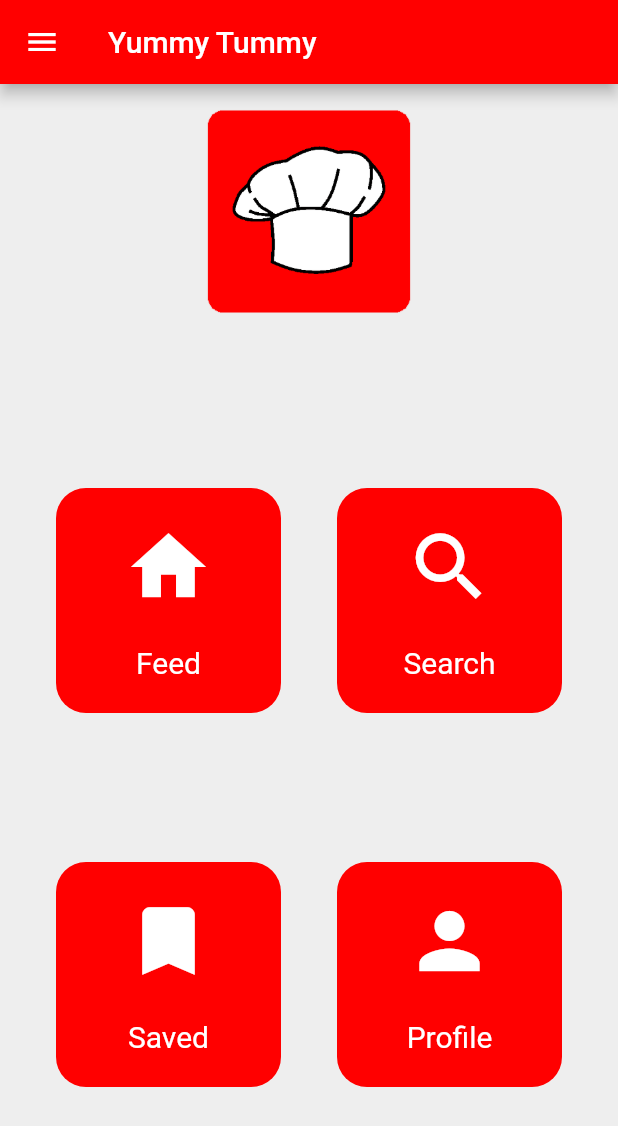
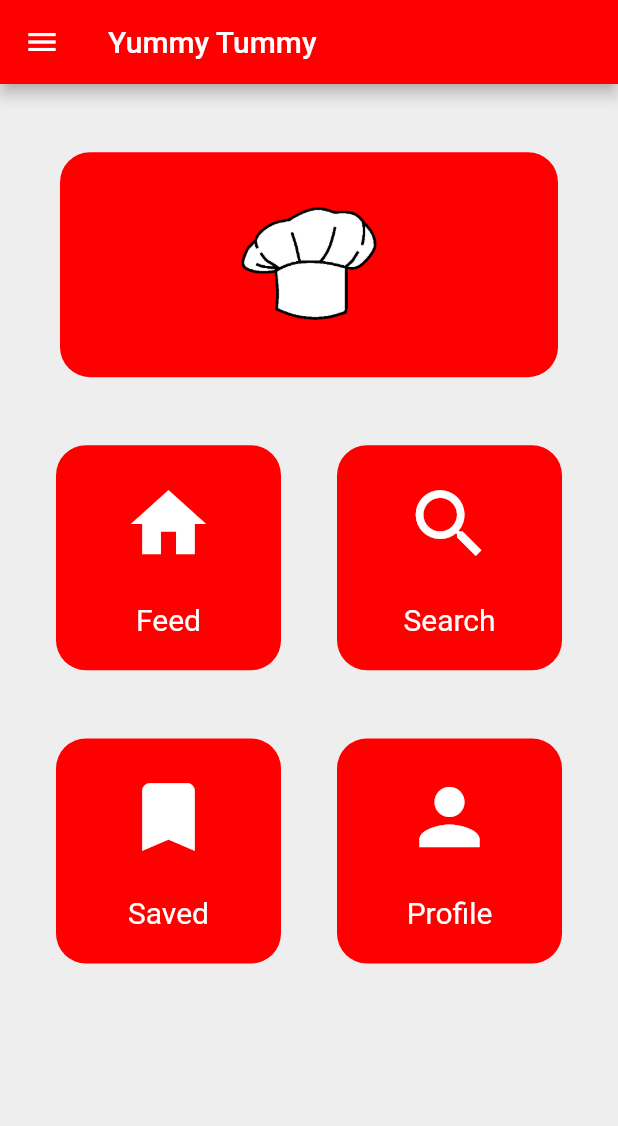
Before and after one commit to MichielProost/Perfect-Plate, a Flutter app: the screen it shows after launch, on a phone screen of 412 x 824 dp. Shown: the top 1126 px of the screen. Run offline on Flutter 3.47's test engine with Material 2 defaults, Android fonts, the phone set to English and light mode, and no system bars; our stand-ins replace cloud_firestore, firebase_auth, firebase_storage, google_sign_in, image_picker; missing offline and left inert: flutter_auth_buttons; accounts and stored records are empty.

Commit message:
Improve home screen visuals

```diff
--- a/yummy_tummy/lib/user_interface/home_screen.dart
+++ b/yummy_tummy/lib/user_interface/home_screen.dart
@@ -49,9 +49,21 @@ class HomeScreen extends StatelessWidget {
       body:
         Column(
           children: <Widget>[
-            Image(
-              image: AssetImage('images/icon.png'),
-              height: 170.0,
+            Spacer(),
+            Padding(
+              padding: const EdgeInsets.symmetric(horizontal: 40.0),
+              child: Container(
+                height: 150.0,
+                width: double.infinity,
+                decoration: BoxDecoration(
+                  color: Constants.main,
+                  borderRadius: BorderRadius.circular(20.0),
+                ),
+                child:Image(
+                  image: AssetImage('images/icon.png'),
+                  height: 170.0,
+                ),
+              ),
             ),
             Spacer(),
             Row(
@@ -69,7 +81,9 @@ class HomeScreen extends StatelessWidget {
                 buildIconLink(Icons.person, AppPage.profile, "Profile", context),
               ],
             ),
-            Spacer(),
+            Spacer(
+              flex: 4,
+            ),
             // buildIconLink(Icons.home, AppPage.feed, "Feed", context),
             // Spacer(),
           ],
```
